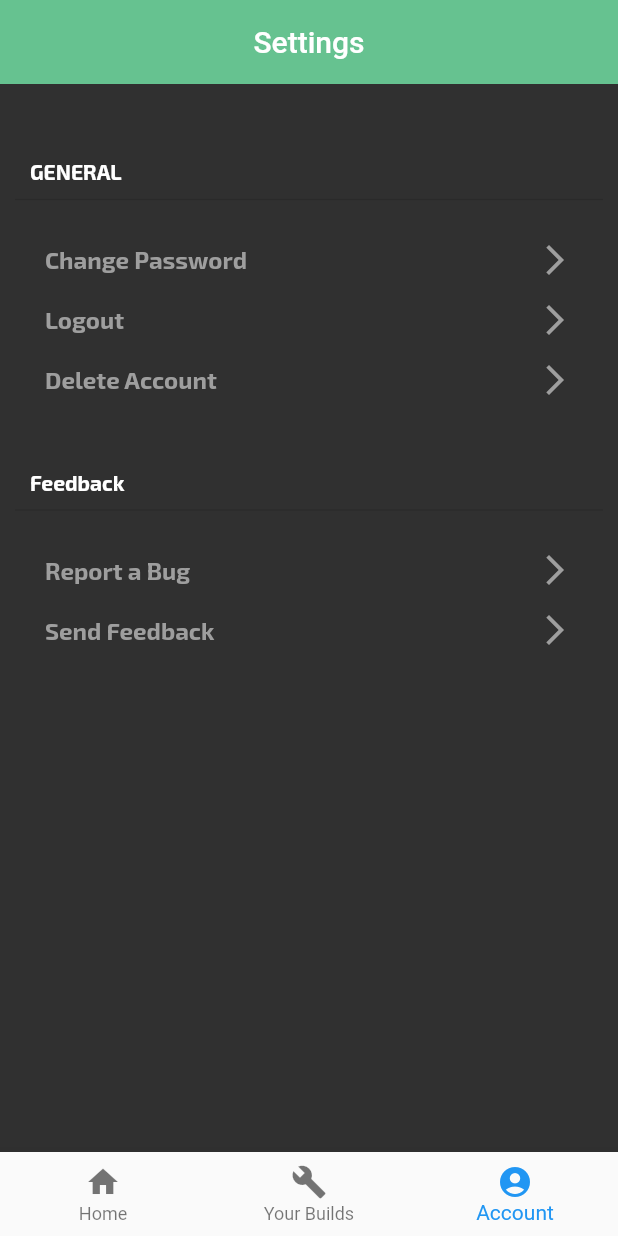
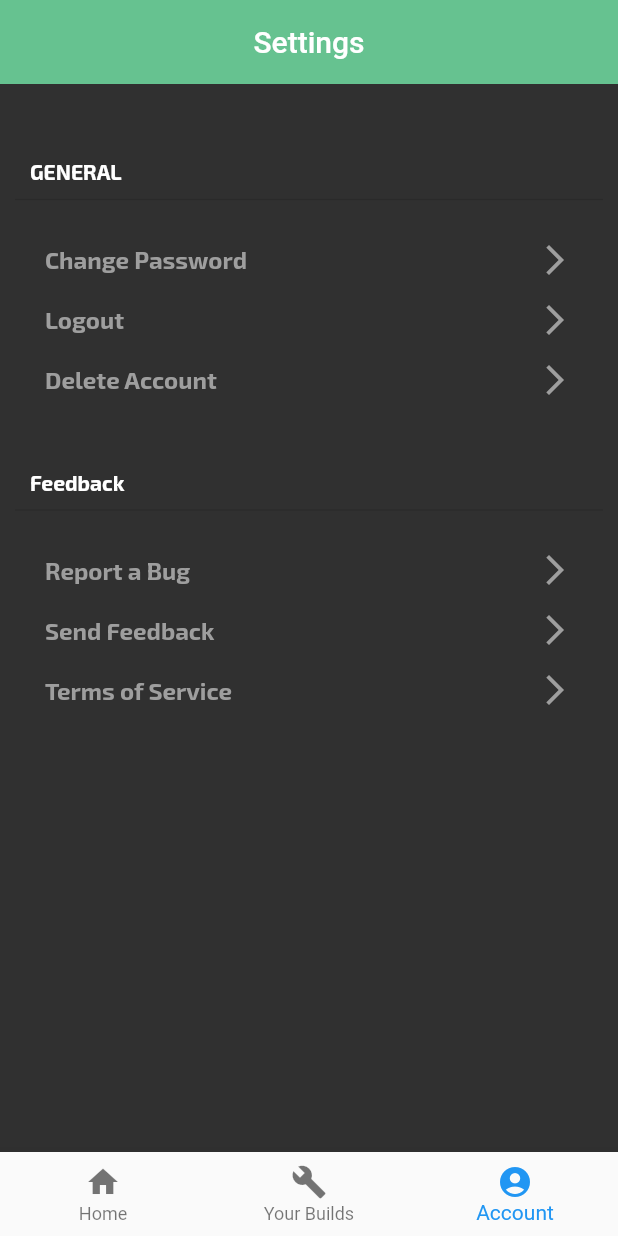
Before and after one commit to gcisneros310/QuickPC, a Flutter app: the screen it shows once a user with an empty profile is signed in, item 3 of the bottom bar chosen, on a phone screen of 412 x 824 dp. Run offline on Flutter 3.47's test engine with Material 2 defaults, Android fonts, the phone set to English and light mode, and no system bars; our stand-ins replace cloud_firestore, firebase_auth, firebase_core, firebase_database, flutter_spinkit, flutter_svg and 4 more; missing offline and left inert: any_link_preview, shared_preferences_settings; accounts and stored records are empty.

Commit message:
Oct16 - Updated reset password, delete account, and added terms of service button

```diff
--- a/lib/pages/account/account.dart
+++ b/lib/pages/account/account.dart
@@ -6,6 +6,7 @@ import 'package:quick_pc/pages/authenticate/loginscreen.dart';
 import 'package:quick_pc/pages/authenticate/registerscreen.dart';
 import 'package:quick_pc/pages/contact_us/contact_us.dart';
 import 'package:quick_pc/pages/home/home.dart';
+import 'package:quick_pc/pages/not_implemented/page_not_implemented.dart';
 import 'package:quick_pc/pages/report_a_bug/report_a_bug.dart';
 import 'package:quick_pc/services/auth.dart';
 import 'package:shared_preferences_settings/shared_preferences_settings.dart';
@@ -58,6 +59,8 @@ class _AccountState extends State<Account> {
                 SizedBox(height:10),
                 buildReportOption((context), "Report a Bug"),
                 buildFeedbackOption((context), "Send Feedback"),
+                buildToSOption((context), "Terms of Service"),
+
               ],
       )
       )
@@ -70,6 +73,28 @@ class _AccountState extends State<Account> {
         Navigator.push(
           context,
           MaterialPageRoute(builder: (context) => ChangePassword()),
+        );
+      },
+      child:Padding(
+          padding: const EdgeInsets.symmetric(vertical: 8, horizontal: 20),
+          child: Row(
+            mainAxisAlignment: MainAxisAlignment.spaceBetween,
+            children: [
+              Text(title, style: GoogleFonts.exo2(color: Colors.grey, fontSize: 16, fontWeight: FontWeight.bold)),
+              Icon(Icons.arrow_forward_ios, color: Colors.grey),
+            ],
+          )
+
+      ),
+    );
+  }
+
+  GestureDetector buildToSOption(BuildContext context, String title){
+    return GestureDetector(
+      onTap:(){
+        Navigator.push(
+          context,
+          MaterialPageRoute(builder: (context) => PageNotImplemented()),
         );
       },
       child:Padding(
@@ -184,7 +209,7 @@ class _AccountState extends State<Account> {
     return GestureDetector(
       onTap:() async{
           await _auth.signOut();
-          Navigator.pop(context);
+          //Navigator.pop(context);
           },
 
       child:Padding(
--- a/lib/pages/authenticate/loginscreen.dart
+++ b/lib/pages/authenticate/loginscreen.dart
@@ -6,6 +6,8 @@ import 'package:quick_pc/pages/authenticate/registerscreen.dart';
 import 'package:quick_pc/pages/home/home.dart';
 import 'package:quick_pc/services/auth.dart';
 import 'package:quick_pc/shared/loading.dart';
+
+import 'my_password.dart';
 
 class LoginScreen extends StatefulWidget {
 
@@ -87,6 +89,7 @@ class _LoginScreenState extends State<LoginScreen> {
                         //Navigator.push(context,
                             //MaterialPageRoute(builder: (_) => Home()));
                       }
+                      CurrentPassword.setPassword(password);
                       print(loading);
                     },
                     color: logoColor,
```
Also changed, not shown: lib/pages/account/change_password.dart (+28 -8 lines), lib/pages/authenticate/my_password.dart (added, +7 -0 lines).
